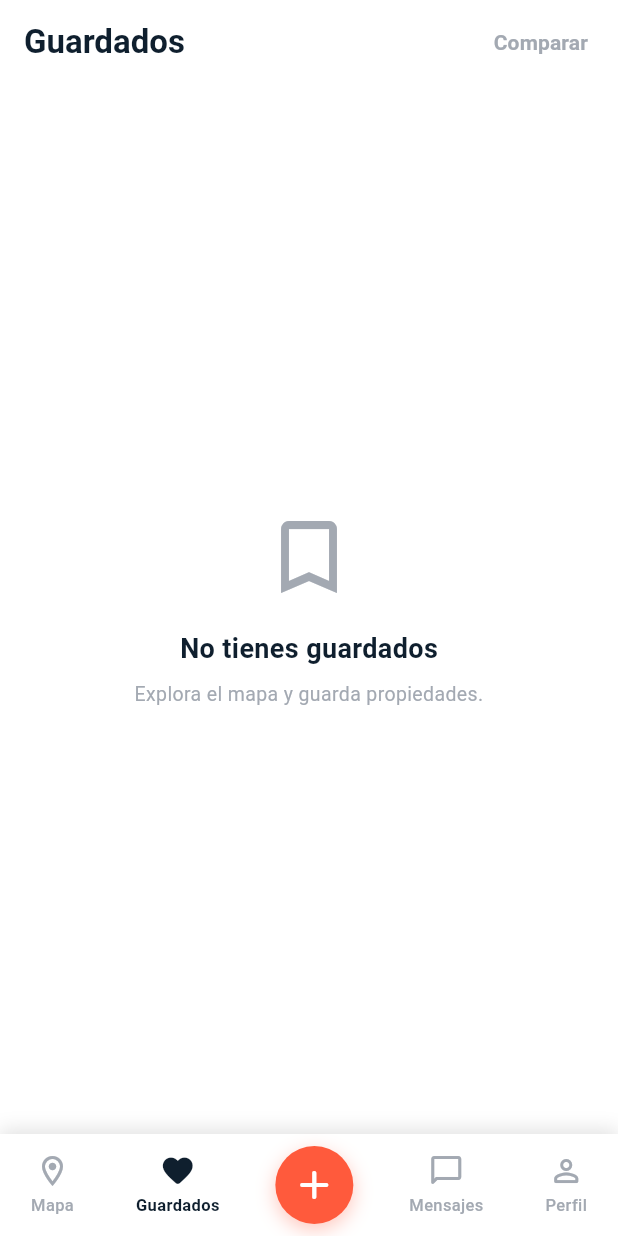
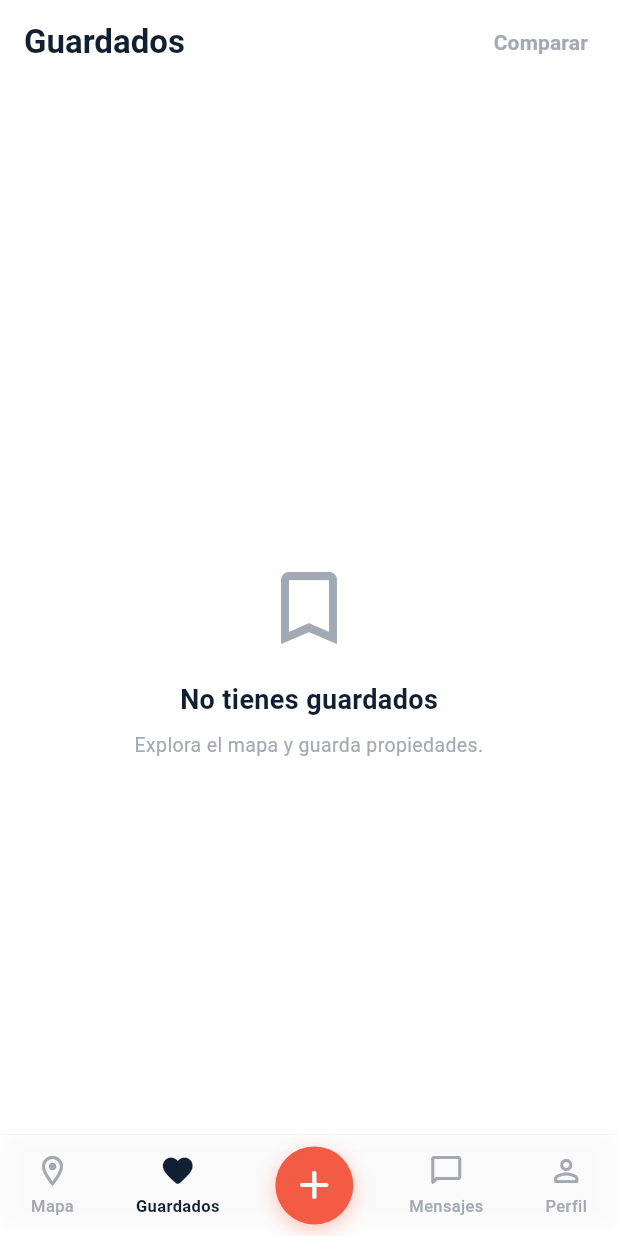
Before and after one commit to m1x3r961/ProyectoKaza, a Flutter app: the screen it shows after launch, item 2 of the bottom bar chosen, on a phone screen of 412 x 824 dp. Run offline on Flutter 3.47's test engine with Material 3 defaults, Android fonts, the light colour scheme and no system bars; our stand-ins replace flutter_map, flutter_riverpod, go_router, latlong2, supabase_flutter; accounts and stored records are empty.

Commit message:
fix: apply P03B01A Map/Home Presentation Fidelity Patch

```diff
--- a/mobile/lib/app/theme/kaza_theme.dart
+++ b/mobile/lib/app/theme/kaza_theme.dart
@@ -9,8 +9,8 @@
 /// - Verde Entorno: #27AE60 (Kaza Score / Verificado)
 class KazaTheme {
   // 1. PALETA DE COLORES OFICIAL DE MARCA
-  static const Color azulKaza = Color(0xFF0F1F2E);       // #0F1F2E Azul Kaza
-  static const Color coralKaza = Color(0xFFFF5A3C);      // #FF5A3C Coral Kaza
+  static const Color azulKaza = Color(0xFF101F31);       // #101F31 Azul Kaza
+  static const Color coralKaza = Color(0xFFF45B45);      // #F45B45 Coral Kaza
   static const Color grisClaro = Color(0xFFF2F4F7);       // #F2F4F7 Gris Claro
   static const Color grisMedio = Color(0xFFA3A9B2);       // #A3A9B2 Gris Medio
   static const Color verdeEntorno = Color(0xFF27AE60);    // #27AE60 Verde Entorno
--- a/mobile/lib/core/widgets/kaza_pin_painter.dart
+++ b/mobile/lib/core/widgets/kaza_pin_painter.dart
@@ -1,5 +1,6 @@
 import 'dart:math' as math;
 import 'package:flutter/material.dart';
+import '../../app/theme/kaza_theme.dart';
 
 /// 📍 PIN PAINTER CANÓNICO DE KAZA (Sin fondo blanco, vector degradado)
 /// Soporta badge numérico de cantidad de propiedades (diseño WM-01 v0.2)
@@ -47,8 +48,8 @@
       ..maskFilter = const MaskFilter.blur(BlurStyle.normal, 4);
     canvas.drawPath(pinPath.shift(const Offset(0, 3)), shadowPaint);
 
-    // 2. Kaza Navy Fill
-    final Paint fillPaint = Paint()..color = const Color(0xFF0F1F2E); // Azul Kaza
+    // 2. Kaza Navy or Coral Fill
+    final Paint fillPaint = Paint()..color = isSelected ? KazaTheme.coralKaza : KazaTheme.azulKaza;
     canvas.drawPath(pinPath, fillPaint);
 
     // 3. Crisp White Border
--- a/mobile/lib/features/shell/screens/main_shell_screen.dart
+++ b/mobile/lib/features/shell/screens/main_shell_screen.dart
@@ -1,3 +1,4 @@
+import 'dart:ui';
 import 'package:flutter/material.dart';
 import 'package:go_router/go_router.dart';
 import '../../../app/theme/kaza_theme.dart';
@@ -142,11 +143,18 @@
     final fabIconSize = screenWidth < 360 ? 26.0 : 32.0;
 
     return Scaffold(
+      extendBody: true,
       body: navigationShell,
-      bottomNavigationBar: Container(
-        height: navHeight + bottomSafe,
-        decoration: const BoxDecoration(
-          color: Colors.white,
+      bottomNavigationBar: ClipRect(
+        child: BackdropFilter(
+          filter: ImageFilter.blur(sigmaX: 16.0, sigmaY: 16.0),
+          child: Container(
+            height: navHeight + bottomSafe,
+            decoration: BoxDecoration(
+              color: Colors.white.withValues(alpha: 0.85),
+              border: Border(
+                top: BorderSide(color: Colors.black.withValues(alpha: 0.05), width: 0.5),
+              ),
           boxShadow: [
             BoxShadow(
               color: Colors.black12,
@@ -233,6 +241,8 @@
             ],
           ),
         ),
+        ),
+        ),
       ),
     );
   }
```
Also changed, not shown: mobile/lib/features/map/screens/map_screen.dart (+4 -4 lines), 3 other files.
